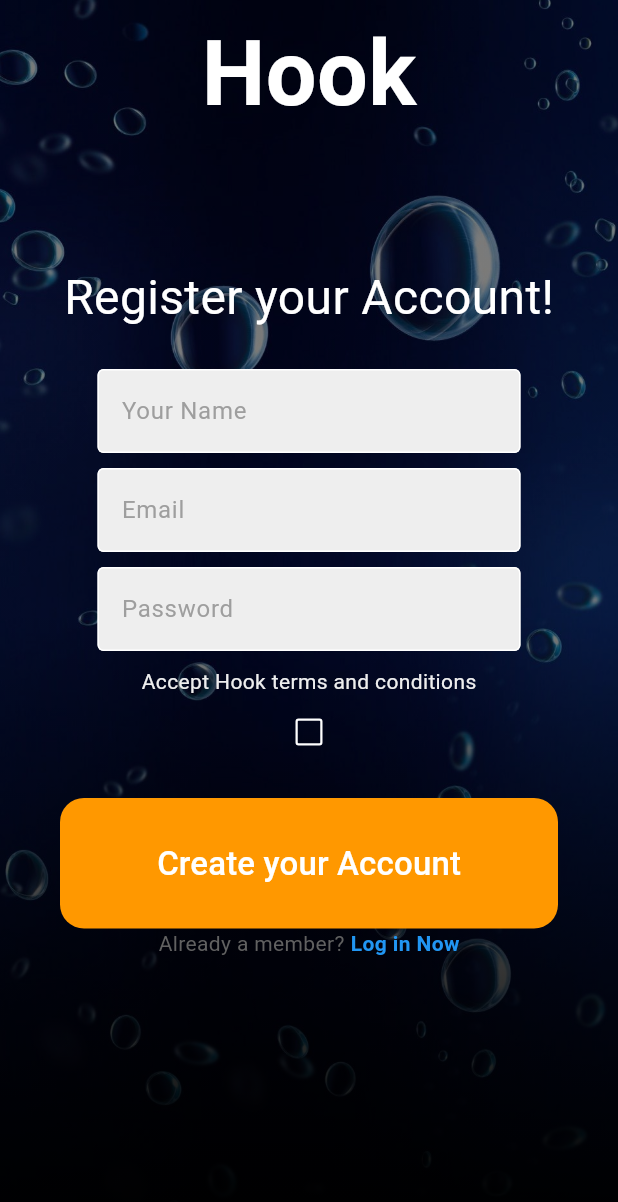
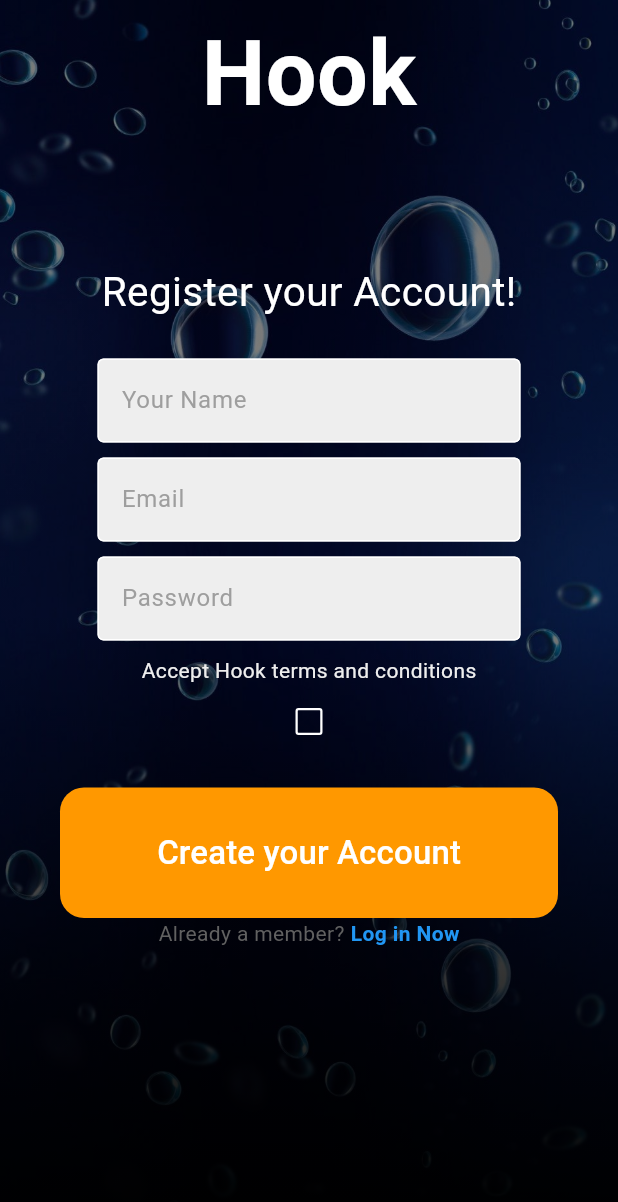
Before and after one commit to st8farmfromjake/hook, a Flutter app: the RegisterPage screen opened directly with empty values, on a phone screen of 412 x 824 dp. Shown: the top 1202 px of the screen. Run offline on Flutter 3.47's test engine with Material 3 defaults, Android fonts, the phone set to English and light mode, and no system bars; our stand-ins replace cloud_firestore, curved_navigation_bar, firebase_auth, firebase_core, fl_chart; missing offline and left inert: mailer; accounts and stored records are empty; network calls fail.

Commit message:
merged back to main branch

```diff
--- a/lib/pages/login_page.dart
+++ b/lib/pages/login_page.dart
@@ -34,9 +34,9 @@ class _LoginPageState extends State<LoginPage> {
       password: passwordController.text,
     );
     // Check if the widget is still mounted before popping the dialog
-    if (mounted) {
-      Navigator.pop(context); // Dismiss the loading dialog
-    }
+    // if (mounted) {
+    //   Navigator.pop(context); // Dismiss the loading dialog
+    // }
   } on FirebaseAuthException catch (e) {
     // Check if the widget is still mounted before popping the dialog and showing the error message
     if (mounted) {
--- a/lib/pages/register_page.dart
+++ b/lib/pages/register_page.dart
@@ -128,7 +128,7 @@ class _RegisterPageState extends State<RegisterPage> {
                               "Register your Account!",
                               style: TextStyle(
                                 color: Colors.white,
-                                fontSize: 32,
+                                fontSize: 27,
                               ),
                             ),
                           ),
```
